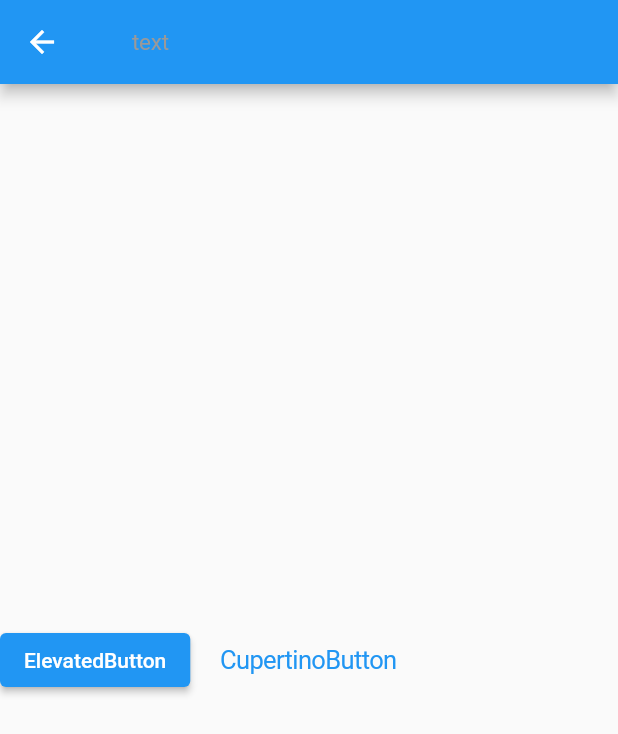
After one commit to CHARI-AKIO/practice, a Flutter app: the sub2Page screen opened by its route, on a phone screen of 412 x 824 dp. The commit adds this screen. Shown: the top 734 px of the screen. Run offline on Flutter 3.47's test engine with Material 2 defaults, Android fonts, the phone set to English and light mode, and no system bars; missing offline and left inert: dart:html.

Commit message:
練習 : いろんなbuttonを置いてみるだけ。

```diff
--- a/lib/main.dart
+++ b/lib/main.dart
@@ -2,6 +2,7 @@ import 'dart:html';
 import 'dart:ui';
 
 import 'package:flutter/material.dart';
+import 'package:practice/pages/buttons.dart';
 
 import 'package:practice/pages/home.dart';
 
@@ -18,7 +19,8 @@ class MyApp extends StatelessWidget {
       initialRoute: '/',
       routes: {
         '/':(context) => HomePage(),
-        '/second':(context) => sub1Page()
+        '/second':(context) => sub1Page(),
+        '/buttons':(context) => sub2Page()
       },
     );
   }
--- /dev/null
+++ b/lib/pages/buttons.dart
@@ -0,0 +1,47 @@
+import 'dart:ui';
+
+import 'package:flutter/cupertino.dart';
+import 'package:flutter/material.dart';
+
+class sub2App extends StatelessWidget{
+  Widget build(BuildContext context){
+    return MaterialApp();
+  }
+}
+
+class sub2Page extends StatefulWidget{
+  @override
+  _Sub2PageState createState() => _Sub2PageState();
+}
+
+class _Sub2PageState extends State<sub2Page>{
+  @override
+  Widget build(BuildContext context) {
+    return Scaffold(
+      appBar:AppBar(
+        title: Title(
+          title: 'Sub2Buttons',
+          color:Colors.black,
+          child: CupertinoTextSelectionToolbarButton.text(text: "text")
+        ),
+      ),
+      body: Row(
+        children: [
+          Center(
+            child: ElevatedButton(
+                onPressed: (){
+                  //TODO:ボタンを押したときの処理をここに記述
+                },
+                child: Text('ElevatedButton')),
+          ),
+          Center(
+            child: CupertinoButton(child: Text('CupertinoButton'),
+                onPressed: (){
+                  //TODO:ボタンを押したときの処理をここに記述
+                }),
+          )
+        ],
+      ),
+    );
+  }
+}
```
